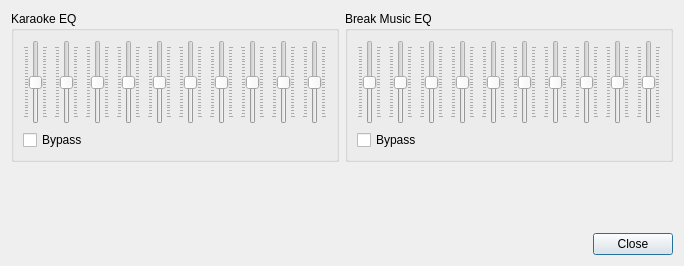
Old version of the form src/dlgeq.ui in the repository OpenKJ/OpenKJ.
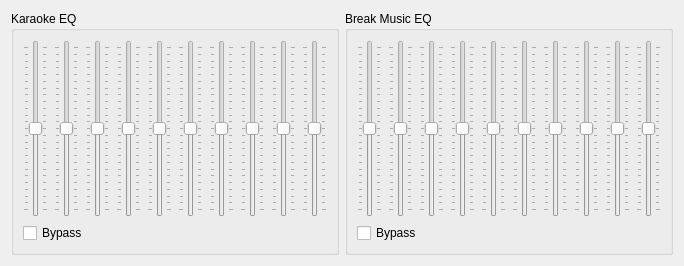
New version of the form.

Patch:
```diff
--- a/src/dlgeq.ui
+++ b/src/dlgeq.ui
@@ -1,7 +1,7 @@
 <?xml version="1.0" encoding="UTF-8"?>
 <ui version="4.0">
  <class>DlgEq</class>
- <widget class="QDialog" name="DlgEq">
+ <widget class="QWidget" name="DlgEq">
   <property name="geometry">
    <rect>
     <x>0</x>
@@ -1491,29 +1491,6 @@
      </item>
     </layout>
    </item>
-   <item>
-    <spacer name="verticalSpacer">
-     <property name="orientation">
-      <enum>Qt::Vertical</enum>
-     </property>
-     <property name="sizeHint" stdset="0">
-      <size>
-       <width>20</width>
-       <height>40</height>
-      </size>
-     </property>
-    </spacer>
-   </item>
-   <item>
-    <widget class="QDialogButtonBox" name="buttonBox">
-     <property name="orientation">
-      <enum>Qt::Horizontal</enum>
-     </property>
-     <property name="standardButtons">
-      <set>QDialogButtonBox::Close</set>
-     </property>
-    </widget>
-   </item>
   </layout>
  </widget>
  <resources/>
```
Left out of the diff: 35 changed lines with no effect on the pictures.
